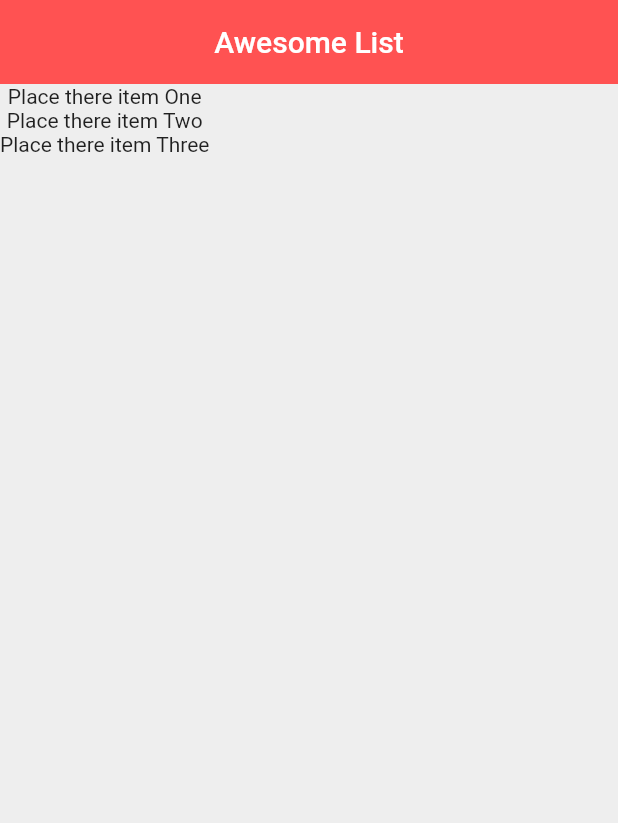
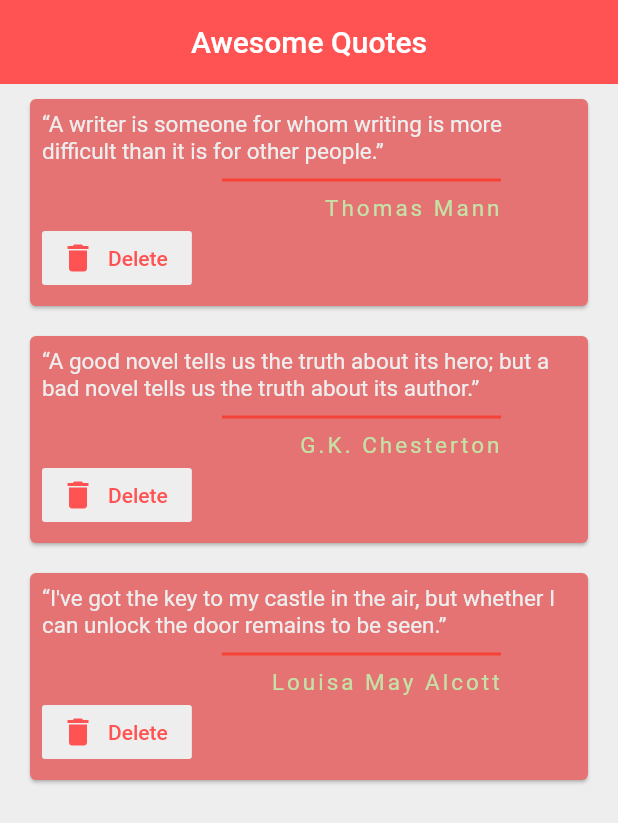
Before and after one commit to premsinghsodha7/flutter_app, a Flutter app: the screen it shows after launch, on a phone screen of 412 x 824 dp. Shown: the top 823 px of the screen. Run offline on Flutter 3.47's test engine with Material 2 defaults, Android fonts, the phone set to English and light mode, and no system bars.

Commit message:
List with model custom card widget

```diff
--- /dev/null
+++ b/lib/Quotes.dart
@@ -0,0 +1,6 @@
+class Quotes {
+  String quote;
+  String author;
+
+  Quotes(this.quote, this.author);
+}
--- a/lib/main.dart
+++ b/lib/main.dart
@@ -1,5 +1,8 @@
 
+import 'package:flutter/cupertino.dart';
 import 'package:flutter/material.dart';
+import 'package:flutterapp/quotes_card.dart';
+import 'Quotes.dart';
 
 void main() => runApp(MaterialApp(
   home: ListData(),
@@ -12,10 +15,11 @@ class ListData extends StatefulWidget {
 
 class _ListDataState extends State<ListData> {
 
-  List<String> texts = [
-    'Place there item One',
-    'Place there item Two',
-    'Place there item Three'
+  List<Quotes> quotes = [
+    Quotes('“A writer is someone for whom writing is more difficult than it is for other people.”', 'Thomas Mann'),
+    Quotes('“A good novel tells us the truth about its hero; but a bad novel tells us the truth about its author.”', 'G.K. Chesterton'),
+    Quotes('“I\'ve got the key to my castle in the air, but whether I can unlock the door remains to be seen.”', ' Louisa May Alcott')
+
   ];
 
   @override
@@ -24,12 +28,19 @@ class _ListDataState extends State<ListData> {
       backgroundColor: Colors.grey[200],
       appBar: AppBar(
         backgroundColor: Colors.redAccent,
-        title: Text('Awesome List'),
+        title: Text('Awesome Quotes'),
         centerTitle: true,
         elevation: 0.0
       ),
       body: Column(
-        children: texts.map((t) => Text(t)).toList(),
+        children: quotes.map((q) => QuoteCard(
+          q,
+          delete: (){
+            setState(() {
+              quotes.remove(q);
+            });
+          }
+        )).toList(),
       )
     );
   }
--- /dev/null
+++ b/lib/quotes_card.dart
@@ -0,0 +1,62 @@
+import 'package:flutter/material.dart';
+import 'Quotes.dart';
+
+class QuoteCard extends StatelessWidget {
+
+  final Quotes quote;
+  final Function delete;
+
+  QuoteCard(this.quote, {this.delete});
+
+  @override
+  Widget build(BuildContext context) {
+    return Card(
+      margin: EdgeInsets.fromLTRB(20.0, 10.0, 20.0, 10.0),
+      color: Colors.red[300],
+      child: Padding(
+        padding: const EdgeInsets.all(8.0),
+        child: Column(
+          mainAxisSize: MainAxisSize.min,
+          crossAxisAlignment: CrossAxisAlignment.stretch,
+          children: <Widget>[
+            Align(
+              alignment: Alignment.centerLeft,
+              child: Text(
+                quote.quote,
+                style: TextStyle(
+                  color: Colors.grey[200],
+                  fontSize: 15.0,
+                ),
+              ),
+            ),
+            Divider(height: 20.0, thickness: 2.0, color: Colors.red, indent: 120.0, endIndent: 50.0,),
+            Padding(
+              padding: const EdgeInsets.fromLTRB(0.0, 0.0, 50.0, 0.0),
+              child: Align(
+                alignment: Alignment.centerRight,
+                child: Text(
+                  quote.author,
+                  style: TextStyle(
+                    letterSpacing: 2.0,
+                    color: Colors.lightGreen[200],
+                    fontSize: 15.0,
+                  ),
+                ),
+              ),
+            ),
+            Align(
+              alignment: Alignment.centerLeft,
+              child: FlatButton.icon(
+                textColor: Colors.redAccent,
+                color: Colors.grey[200],
+                onPressed: delete,
+                label: Text("Delete"),
+                icon: Icon(Icons.delete),
+              ),
+            )
+          ],
+        ),
+      ),
+    );
+  }
+}
```
